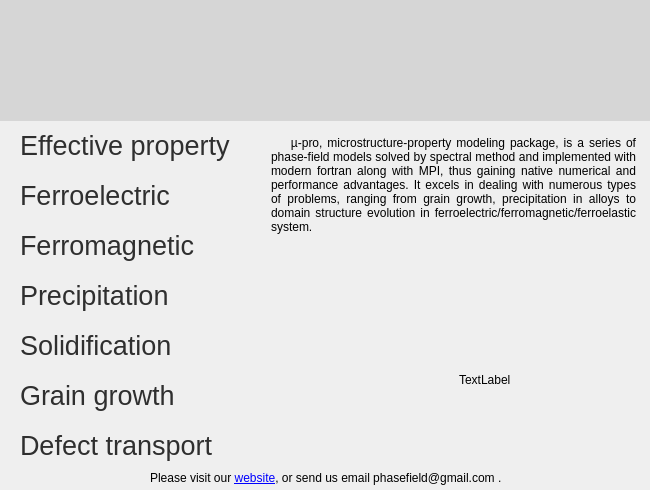
Old version of the form mupromain.ui in the repository billcxx/MUPRO-xplotform-interface.
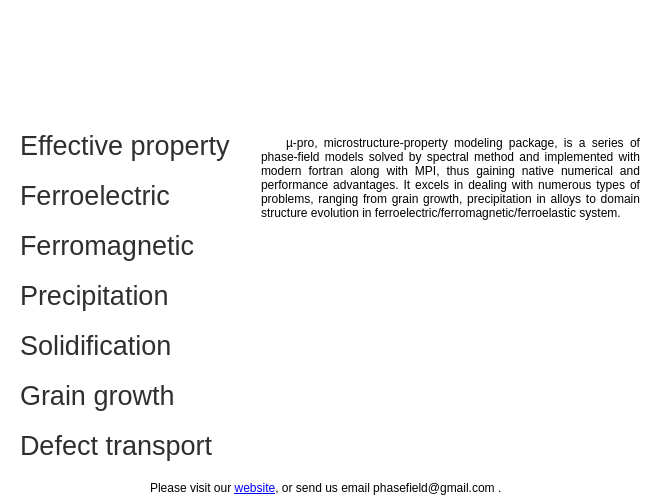
New version of the form. Icons and pictures are not drawn.

Patch:
```diff
--- a/mupromain.ui
+++ b/mupromain.ui
@@ -7,19 +7,19 @@
     <x>0</x>
     <y>0</y>
     <width>650</width>
-    <height>490</height>
+    <height>500</height>
    </rect>
   </property>
   <property name="minimumSize">
    <size>
     <width>650</width>
-    <height>490</height>
+    <height>500</height>
    </size>
   </property>
   <property name="maximumSize">
    <size>
     <width>650</width>
-    <height>490</height>
+    <height>500</height>
    </size>
   </property>
   <property name="mouseTracking">
@@ -29,7 +29,7 @@
    <string>muproMain</string>
   </property>
   <property name="styleSheet">
-   <string notr="true">background-color:rgb(239, 239, 239)</string>
+   <string notr="true">background-color:rgb(255, 255, 255)</string>
   </property>
   <widget class="QWidget" name="centralWidget">
    <property name="mouseTracking">
@@ -40,7 +40,7 @@
      <rect>
       <x>0</x>
       <y>170</y>
-      <width>260</width>
+      <width>245</width>
       <height>50</height>
      </rect>
     </property>
@@ -64,7 +64,7 @@
     </property>
     <property name="styleSheet">
      <string notr="true">QPushButton{
-	background-color:rgb(239,239,239);
+	background-color:rgb(255,255,255);
 	border:none;
 	text-align:left;
 	padding-left:20px;
@@ -86,7 +86,7 @@
      <rect>
       <x>0</x>
       <y>270</y>
-      <width>260</width>
+      <width>245</width>
       <height>50</height>
      </rect>
     </property>
@@ -107,7 +107,7 @@
     </property>
     <property name="styleSheet">
      <string notr="true">QPushButton{
-	background-color:rgb(239,239,239);
+	background-color:rgb(255,255,255);
 	border:none;
 	text-align:left;
 	padding-left:20px;
@@ -129,7 +129,7 @@
      <rect>
       <x>0</x>
       <y>220</y>
-      <width>260</width>
+      <width>245</width>
       <height>50</height>
      </rect>
     </property>
@@ -150,7 +150,7 @@
     </property>
     <property name="styleSheet">
      <string notr="true">QPushButton{
-	background-color:rgb(239,239,239);
+	background-color:rgb(255,255,255);
 	border:none;
 	text-align:left;
 	padding-left:20px;
@@ -172,7 +172,7 @@
      <rect>
       <x>0</x>
       <y>120</y>
-      <width>260</width>
+      <width>245</width>
       <height>50</height>
      </rect>
     </property>
@@ -193,7 +193,7 @@
     </property>
     <property name="styleSheet">
      <string notr="true">QPushButton{
-	background-color:rgb(239,239,239);
+	background-color:rgb(255,255,255);
 	border:none;
 	text-align:left;
 	padding-left:20px;
@@ -218,7 +218,7 @@
      <rect>
       <x>0</x>
       <y>370</y>
-      <width>260</width>
+      <width>245</width>
       <height>50</height>
      </rect>
     </property>
@@ -239,7 +239,7 @@
     </property>
     <property name="styleSheet">
      <string notr="true">QPushButton{
-	background-color:rgb(239,239,239);
+	background-color:rgb(255,255,255);
 	border:none;
 	text-align:left;
 	padding-left:20px;
@@ -261,7 +261,7 @@
      <rect>
       <x>0</x>
       <y>420</y>
-      <width>260</width>
+      <width>245</width>
       <height>50</height>
      </rect>
     </property>
@@ -282,7 +282,7 @@
     </property>
     <property name="styleSheet">
      <string notr="true">QPushButton{
-	background-color:rgb(239,239,239);
+	background-color:rgb(255,255,255);
 	border:none;
 	text-align:left;
 	padding-left:20px;
@@ -304,7 +304,7 @@
      <rect>
       <x>0</x>
       <y>320</y>
-      <width>260</width>
+      <width>245</width>
       <height>50</height>
      </rect>
     </property>
@@ -325,7 +325,7 @@
     </property>
     <property name="styleSheet">
      <string notr="true">QPushButton{
-	background-color:rgb(239,239,239);
+	background-color:rgb(255,255,255);
 	border:none;
 	text-align:left;
 	padding-left:20px;
@@ -355,7 +355,7 @@
      <bool>true</bool>
     </property>
     <property name="styleSheet">
-     <string notr="true">background:rgb(214,214,214)</string>
+     <string notr="true">background:rgb(255,255,255)</string>
     </property>
     <property name="text">
      <string/>
@@ -371,7 +371,7 @@
     <property name="geometry">
      <rect>
       <x>150</x>
-      <y>470</y>
+      <y>480</y>
       <width>401</width>
       <height>16</height>
      </rect>
@@ -389,19 +389,53 @@
    <widget class="QWidget" name="layoutWidget">
     <property name="geometry">
      <rect>
-      <x>260</x>
+      <x>250</x>
       <y>120</y>
-      <width>392</width>
-      <height>351</height>
+      <width>395</width>
+      <height>361</height>
      </rect>
     </property>
     <layout class="QGridLayout" name="gridLayout">
+     <property name="rightMargin">
+      <number>0</number>
+     </property>
+     <item row="1" column="1">
+      <widget class="QLabel" name="featureImg2_LB">
+       <property name="minimumSize">
+        <size>
+         <width>190</width>
+         <height>190</height>
+        </size>
+       </property>
+       <property name="maximumSize">
+        <size>
+         <width>190</width>
+         <height>190</height>
+        </size>
+       </property>
+       <property name="mouseTracking">
+        <bool>true</bool>
+       </property>
+       <property name="text">
+        <string/>
+       </property>
+       <property name="pixmap">
+        <pixmap resource="mupro-resource.qrc">:/img/magnetic-composite.png</pixmap>
+       </property>
+      </widget>
+     </item>
      <item row="1" column="0">
       <widget class="QLabel" name="featureImg1_LB">
+       <property name="minimumSize">
+        <size>
+         <width>190</width>
+         <height>190</height>
+        </size>
+       </property>
        <property name="maximumSize">
         <size>
-         <width>195</width>
-         <height>170</height>
+         <width>190</width>
+         <height>190</height>
         </size>
        </property>
        <property name="mouseTracking">
@@ -415,22 +449,6 @@
        </property>
       </widget>
      </item>
-     <item row="1" column="1">
-      <widget class="QLabel" name="featureImg2_LB">
-       <property name="maximumSize">
-        <size>
-         <width>195</width>
-         <height>170</height>
-        </size>
-       </property>
-       <property name="mouseTracking">
-        <bool>true</bool>
-       </property>
-       <property name="text">
-        <string>TextLabel</string>
-       </property>
-      </widget>
-     </item>
      <item row="0" column="0" colspan="2">
       <widget class="QLabel" name="brief_intro_LB">
        <property name="maximumSize">
```
Left out of the diff: 5 changed lines with no effect on the pictures.
